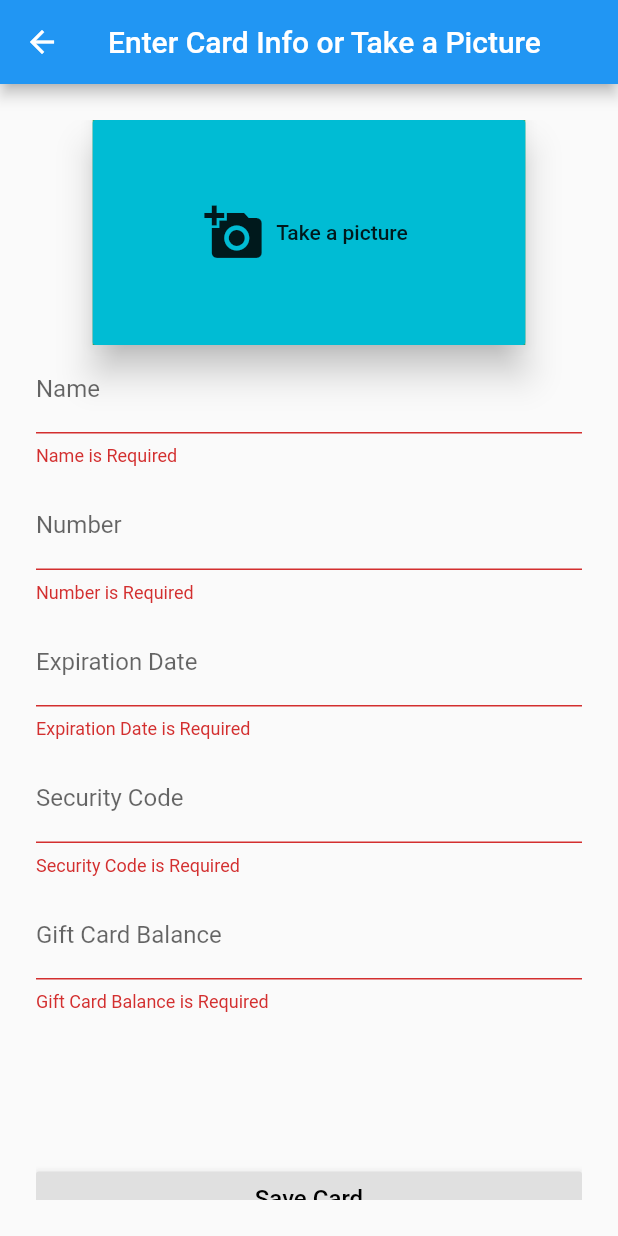
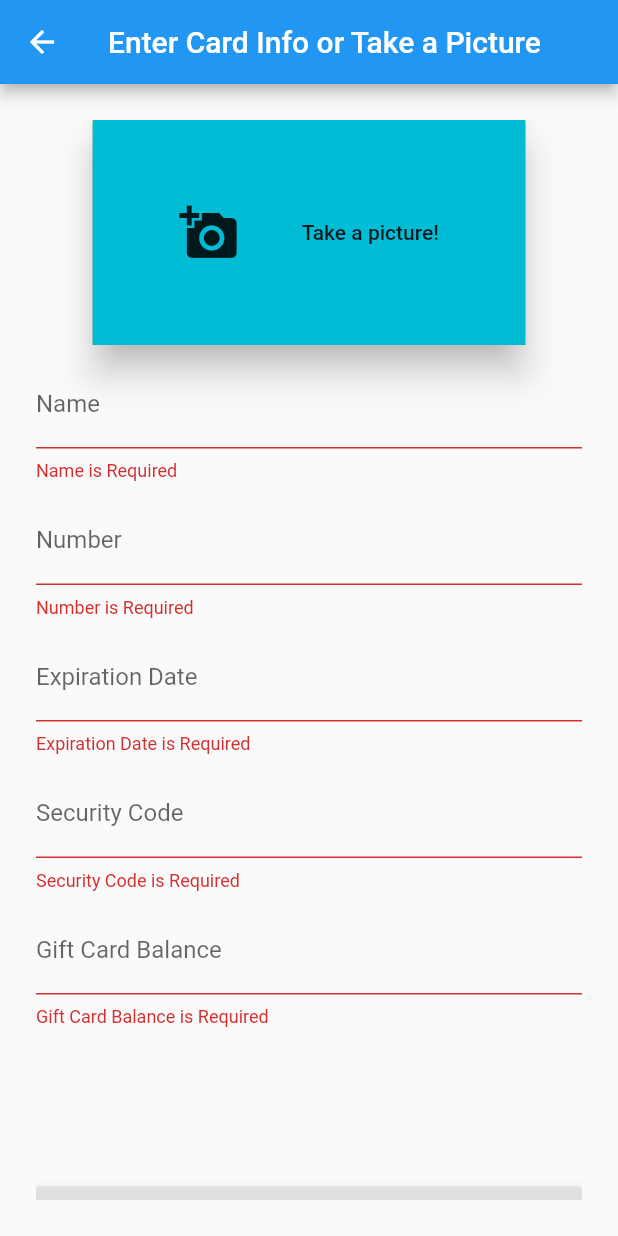
Before and after one commit to jonasccosta/Comp-225-Flutter-Giftcards, a Flutter app: the CreateNewCardScreen screen opened directly, after a tap on "Save Card", on a phone screen of 412 x 824 dp. Run offline on Flutter 3.47's test engine with Material 2 defaults, Android fonts, the phone set to English and light mode, and no system bars; our stand-ins replace sqflite; missing offline and left inert: camera_camera; accounts and stored records are empty.

Commit message:
Photos taken by the user get stored at the database

```diff
--- a/lib/Create_New_Card_Screen.dart
+++ b/lib/Create_New_Card_Screen.dart
@@ -1,5 +1,4 @@
 import 'dart:io';
-
 import 'package:camera_camera/camera_camera.dart';
 import 'package:flutter/material.dart';
 import 'package:flutter/services.dart';
@@ -195,6 +194,37 @@ class CreateNewCardScreenState extends State<CreateNewCardScreen> {
     );
   }
 
+  Widget _buildTakeAPictureButton(){
+    return Align(
+      child: Container(
+        alignment: Alignment.topCenter,
+        color: Colors.green,
+        width: MediaQuery.of(context).size.width * 0.7,
+        height: 150,
+        child: ButtonTheme(
+          minWidth: double.infinity,
+          height: double.infinity,
+          child: RaisedButton(
+              color:Colors.cyan,
+              elevation: 10,
+              child:
+              updateCameraButton(),
+              onPressed: () async {
+                _frontCardImage = await showDialog(
+                  context: context,
+                  builder: (context) => Camera(
+                    mode: CameraMode.normal,
+                    enableCameraChange: false,
+                    orientationEnablePhoto: CameraOrientation.landscape,
+                  ),
+                );
+              }
+          ),
+        ),
+      ),
+    );
+  }
+
   /// Builds the [GiftCardInformation] page.
   @override
   Widget build(BuildContext context) {
@@ -223,38 +253,10 @@ class CreateNewCardScreenState extends State<CreateNewCardScreen> {
               crossAxisAlignment: CrossAxisAlignment.stretch,
               children: <Widget>[
 
-                Align(
-                  child: Container(
-                    alignment: Alignment.topCenter,
-                    color: Colors.green,
-                    width: MediaQuery.of(context).size.width * 0.7,
-                    height: 150,
-                    child: ButtonTheme(
-                      minWidth: double.infinity,
-                      height: double.infinity,
-                      child: RaisedButton.icon(
-                          color:Colors.cyan,
-                          elevation: 10,
-                          icon: Icon(Icons.add_a_photo, size: 40),
-                          label:
-                          _frontCardImage != null ? Image.file(_frontCardImage) : Text("Take a picture"),
-                          onPressed: () async {
-                            _frontCardImage = await showDialog(
-                              context: context,
-                              builder: (context) => Camera(
-                                mode: CameraMode.normal,
-                                enableCameraChange: false,
-                                orientationEnablePhoto: CameraOrientation.landscape,
-                              ),
-                            );
-                            print(_frontCardImage.path);
-                          }
-                      ),
-                    ),
-                  ),
-                ),
+                // The 'SizedBox's create more space between the text fields.
+                _buildTakeAPictureButton(),
+                SizedBox(height: 10),
 
-                // The 'SizedBox's create more space between the text fields.
                 _buildNameField(),
                 SizedBox(height: 10),
 
@@ -294,6 +296,7 @@ class CreateNewCardScreenState extends State<CreateNewCardScreen> {
 
                     _expirationDateController.text = formatDate(_expirationDate);
 
+
                     // Currently prints out the stored data, but this is where
                     // the data can be saved to a file.
                     print(_name);
@@ -301,10 +304,11 @@ class CreateNewCardScreenState extends State<CreateNewCardScreen> {
                     print(_expirationDate);
                     print(_securityCode);
                     print(_balance);
+                    print(_frontCardImage.path);
 
 
                     //Creates a gift card object with the information the user entered
-                    GiftCard giftCard = GiftCard(name: _name, number: _number, expirationDate: _expirationDate, securityCode: _securityCode, balance: _balance);
+                    GiftCard giftCard = GiftCard(name: _name, number: _number, expirationDate: _expirationDate, securityCode: _securityCode, balance: _balance, photo: _frontCardImage.path);
 
                     //Returns to the screen that the user viewed prior to this screen, returning a gift card
                     Navigator.pop(context, giftCard);
@@ -323,8 +327,37 @@ class CreateNewCardScreenState extends State<CreateNewCardScreen> {
   //Check if the user is editing an existing gift card. If not, the current card is a card which has empty strings as its variables
    void checkParameter(){
     if(currentCard == null){
-      currentCard = new GiftCard(name:"", number: "", expirationDate: "", securityCode: "", balance: "");
+      currentCard = new GiftCard(name:"", number: "", expirationDate: "", securityCode: "", balance: "", photo: null);
     }
+  }
+
+
+  //Returns and updates the widget inside the camera button
+  Widget updateCameraButton(){
+    //If the user is creating a new card and already took a picture of the new
+    //card, the widget returned is an Image widget containing the picture the
+    //user took.
+    if(_frontCardImage != null){
+    return Image.file(_frontCardImage);
+    }
+
+
+    //If the user is editing an existing card, the widget returned is an Image
+    //widget containing the button is the picture of the card that is being edited.
+    else if(currentCard.photo != null){
+      return Image.file(File(currentCard.photo));
+    }
+
+    //If the user is creating a new card and did not take a picture of the new
+    //card yet, the widget returned is an Image widget containing the picture the
+    //user took.
+    else return Row(
+        mainAxisAlignment: MainAxisAlignment.spaceEvenly,
+        children: <Widget>[
+          Icon(Icons.add_a_photo, size: 40),
+          Text("Take a picture!"),
+          ]
+      );
   }
 
 }
--- a/lib/Database.dart
+++ b/lib/Database.dart
@@ -26,7 +26,7 @@ abstract class DB {
 
   //Creates a table that stores the data
   static void onCreate(Database db, int version) async =>
-      await db.execute('CREATE TABLE database (id INTEGER PRIMARY KEY NOT NULL, name TEXT, number TEXT, expirationDate TEXT, securityCode TEXT, balance TEXT)');
+      await db.execute('CREATE TABLE database (id INTEGER PRIMARY KEY NOT NULL, name TEXT, number TEXT, expirationDate TEXT, securityCode TEXT, balance TEXT, photo TEXT)');
 
   //Returns the table containing the data
   static Future<List<Map<String, dynamic>>> query(String table) async => _db.query(table);
--- a/lib/Gift_Card.dart
+++ b/lib/Gift_Card.dart
@@ -10,10 +10,11 @@ class GiftCard {
   String expirationDate;
   String securityCode;
   String balance;
+  String photo;
 
   static String table = 'database';
 
-  GiftCard({this.id, this.name, this.number, this.expirationDate, this.securityCode, this.balance});
+  GiftCard({this.id, this.name, this.number, this.expirationDate, this.securityCode, this.balance, this.photo});
 
 
   //Maps each variable to the name of its correspondent column in the data base
@@ -23,7 +24,8 @@ class GiftCard {
       'number': number,
       'expirationDate': expirationDate,
       'securityCode': securityCode,
-      'balance': balance
+      'balance': balance,
+      'photo' : photo
     };
 
     if(id != null){
@@ -32,6 +34,7 @@ class GiftCard {
 
     return map;
   }
+
   //Return a card from the data base, given its variables
   static GiftCard fromMap(Map<String, dynamic> map) {
     return GiftCard(
@@ -40,9 +43,9 @@ class GiftCard {
         number: map['number'],
         expirationDate: map['expirationDate'],
         securityCode: map['securityCode'],
-        balance: map['balance']
+        balance: map['balance'],
+        photo: map['photo']
     );
   }
 
-
 }
--- a/pubspec.yaml
+++ b/pubspec.yaml
@@ -28,6 +28,7 @@ dependencies:
   path_provider: ^1.6.0
   camera:
   camera_camera:
+  image: ^2.1.14
 
   # The following adds the Cupertino Icons font to your application.
   # Use with the CupertinoIcons class for iOS style icons.
```
Also changed, not shown: lib/Card_Info_Screen.dart (+12 -9 lines), lib/Home_Screen.dart (+6 -3 lines).
